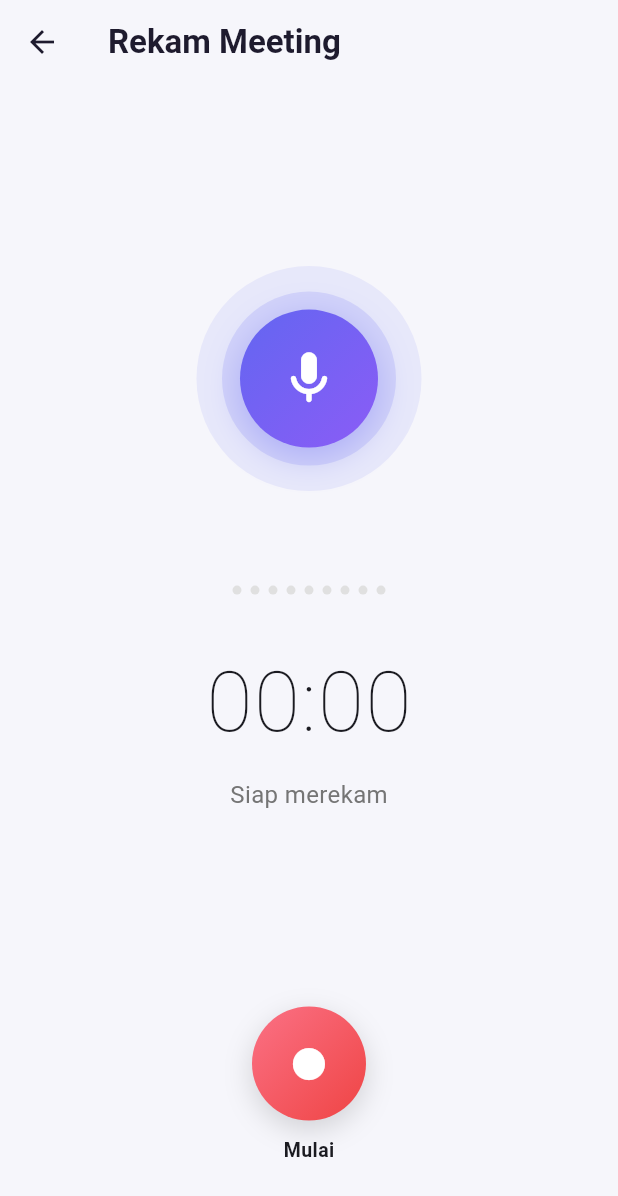
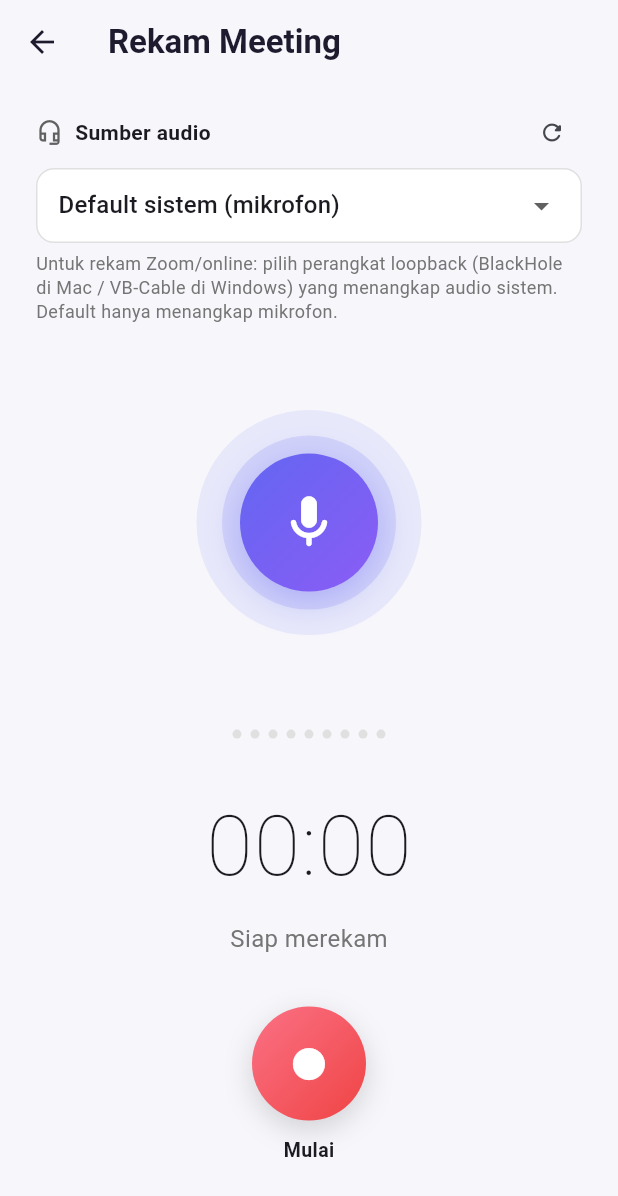
Before and after one commit to adhinugroho1711/notula, a Flutter app: the screen it shows after launch, after a tap on "Rekam", on a phone screen of 412 x 824 dp. Shown: the top 1196 px of the screen. Run offline on Flutter 3.47's test engine with Material 3 defaults, Android fonts, the phone set to English and light mode, and no system bars; our stand-ins replace dio, share_plus, shared_preferences, sqflite, sqflite_common_ffi, wakelock_plus; missing offline and left inert: file_selector, record, window_manager; accounts and stored records are empty.

Commit message:
v1.11.0 — pemilih perangkat input (loopback) untuk rekam audio sistem/Zoom
Tambah dropdown Sumber audio di layar Rekam (record.listInputDevices + RecordConfig.device).
Mendukung BlackHole (macOS) / VB-Cable (Windows) untuk menangkap audio Zoom tanpa jadi host.
Jelaskan di README & CHANGELOG bahwa indikator berkedip saat rekam Zoom = batasan mic, bukan bug.

Co-Authored-By: Claude Opus 4.8 <noreply@anthropic.com>

```diff
--- a/mobile/lib/screens/record_screen.dart
+++ b/mobile/lib/screens/record_screen.dart
@@ -35,6 +35,24 @@ class _RecordScreenState extends State<RecordScreen> {
   bool _everHeard = false;
 
   static const double _detectThreshold = 0.08; // ambang "ada suara"
+
+  // Perangkat input (mic / loopback seperti BlackHole/VB-Cable).
+  List<InputDevice> _devices = [];
+  InputDevice? _selectedDevice; // null = default sistem
+
+  @override
+  void initState() {
+    super.initState();
+    _loadDevices();
+  }
+
+  Future<void> _loadDevices() async {
+    final ok = await _recorder.hasPermission();
+    if (!ok) return; // daftar device perlu izin mic
+    final devs = await _recorder.inputDevices();
+    if (!mounted) return;
+    setState(() => _devices = devs);
+  }
 
   @override
   void dispose() {
@@ -76,7 +94,7 @@ class _RecordScreenState extends State<RecordScreen> {
       });
       return;
     }
-    await _recorder.start();
+    await _recorder.start(device: _selectedDevice);
     await WakelockPlus.enable();
     _ampSub = _recorder.amplitudeStream().listen(_onAmplitude);
     _timer = Timer.periodic(const Duration(seconds: 1), (_) {
@@ -154,6 +172,69 @@ class _RecordScreenState extends State<RecordScreen> {
         MaterialPageRoute(builder: (_) => DetailScreen(meeting: meeting)));
   }
 
+  Widget _devicePicker() {
+    final value = _selectedDevice?.id ?? '';
+    final loopback = _selectedDevice != null;
+    return Padding(
+      padding: const EdgeInsets.fromLTRB(24, 12, 24, 0),
+      child: Column(
+        crossAxisAlignment: CrossAxisAlignment.start,
+        children: [
+          Row(
+            children: [
+              Icon(Icons.headset_mic_outlined,
+                  size: 18, color: Colors.grey.shade700),
+              const SizedBox(width: 8),
+              const Text('Sumber audio',
+                  style: TextStyle(fontWeight: FontWeight.w700, fontSize: 14)),
+              const Spacer(),
+              IconButton(
+                visualDensity: VisualDensity.compact,
+                icon: const Icon(Icons.refresh_rounded, size: 18),
+                tooltip: 'Muat ulang daftar perangkat',
+                onPressed: _loadDevices,
+              ),
+            ],
+          ),
+          const SizedBox(height: 4),
+          Container(
+            padding: const EdgeInsets.symmetric(horizontal: 14),
+            decoration: BoxDecoration(
+              color: AppTheme.surface,
+              borderRadius: BorderRadius.circular(12),
+              border: Border.all(color: Colors.grey.shade300),
+            ),
+            child: DropdownButtonHideUnderline(
+              child: DropdownButton<String>(
+                isExpanded: true,
+                value: value,
+                items: [
+                  const DropdownMenuItem(
+                      value: '', child: Text('Default sistem (mikrofon)')),
+                  ..._devices.map((d) => DropdownMenuItem(
+                      value: d.id,
+                      child: Text(d.label, overflow: TextOverflow.ellipsis))),
+                ],
+                onChanged: (id) => setState(() {
+                  _selectedDevice = (id == null || id.isEmpty)
+                      ? null
+                      : _devices.firstWhere((d) => d.id == id);
+                }),
+              ),
+            ),
+          ),
+          const SizedBox(height: 6),
+          Text(
+            loopback
+                ? 'Menangkap dari perangkat ini. Pastikan output sistem diarahkan ke sana (mis. Multi-Output Device).'
+                : 'Untuk rekam Zoom/online: pilih perangkat loopback (BlackHole di Mac / VB-Cable di Windows) yang menangkap audio sistem. Default hanya menangkap mikrofon.',
+            style: TextStyle(fontSize: 12, color: Colors.grey.shade600, height: 1.35),
+          ),
+        ],
+      ),
+    );
+  }
+
   bool get _soundDetected => _recording && !_paused && _level > _detectThreshold;
   bool get _micProblem =>
       _recording && !_paused && _silentSeconds >= 4; // 4 dtk hening
@@ -168,6 +249,7 @@ class _RecordScreenState extends State<RecordScreen> {
           child: Column(
             crossAxisAlignment: CrossAxisAlignment.center,
             children: [
+              if (!_recording) _devicePicker(),
               const Spacer(flex: 2),
               _micVisual(),
               const SizedBox(height: 28),
--- a/mobile/lib/services/recorder.dart
+++ b/mobile/lib/services/recorder.dart
@@ -10,8 +10,19 @@ class MeetingRecorder {
 
   Future<bool> hasPermission() => _recorder.hasPermission();
 
-  /// Mulai rekaman, kembalikan path file tujuan.
-  Future<String> start() async {
+  /// Daftar perangkat input yang tersedia (mic, atau loopback seperti
+  /// BlackHole/VB-Cable untuk menangkap audio sistem/Zoom).
+  Future<List<InputDevice>> inputDevices() async {
+    try {
+      return await _recorder.listInputDevices();
+    } catch (_) {
+      return [];
+    }
+  }
+
+  /// Mulai rekaman, kembalikan path file tujuan. [device] opsional — bila null
+  /// pakai perangkat input default sistem.
+  Future<String> start({InputDevice? device}) async {
     final dir = await getApplicationDocumentsDirectory();
     final recordingsDir = Directory(p.join(dir.path, 'recordings'));
     if (!recordingsDir.existsSync()) {
@@ -22,11 +33,12 @@ class MeetingRecorder {
       'rec_${DateTime.now().millisecondsSinceEpoch}.m4a',
     );
     await _recorder.start(
-      const RecordConfig(
+      RecordConfig(
         encoder: AudioEncoder.aacLc,
         bitRate: 64000,
         sampleRate: 16000, // optimal untuk speech-to-text
         numChannels: 1,
+        device: device, // null = default sistem
       ),
       path: path,
     );
--- a/mobile/pubspec.yaml
+++ b/mobile/pubspec.yaml
@@ -16,7 +16,7 @@ publish_to: 'none' # Remove this line if you wish to publish to pub.dev
 # https://developer.apple.com/library/archive/documentation/General/Reference/InfoPlistKeyReference/Articles/CoreFoundationKeys.html
 # In Windows, build-name is used as the major, minor, and patch parts
 # of the product and file versions while build-number is used as the build suffix.
-version: 1.10.0+15
+version: 1.11.0+16
 
 environment:
   sdk: ^3.12.1
```
Also changed, not shown: 3 other files.
